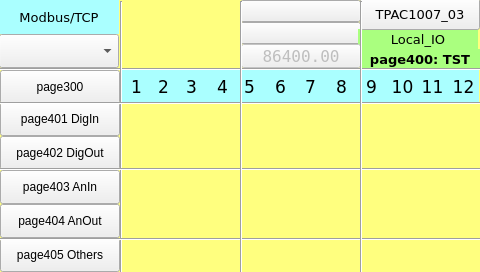
Above: TPAC1007_03/Local_IO_HMI/page400.ui from MECTsrl/mect_apps before the change. Below: the same form after it.
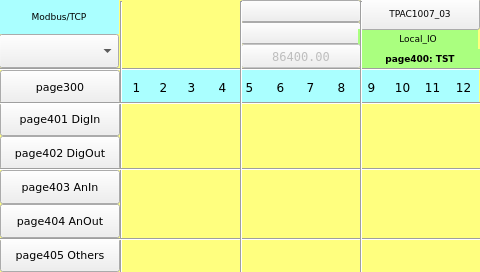
That is the form after the change. Custom widgets are drawn as their Qt base class.

Commit message: Fonts resize

Diff of the .ui file:
```diff
--- a/TPAC1007_03/Local_IO_HMI/page400.ui
+++ b/TPAC1007_03/Local_IO_HMI/page400.ui
@@ -164,6 +164,12 @@
 <property name="apparence">
 <enum>QFrame::Raised</enum>
 </property>
+<property name="font">
+ <font>
+  <family>DejaVu Sans</family>
+  <pointsize>8</pointsize>
+ </font>
+</property>
 </widget>
 <widget class="ATCMled" name="atcmLed_PLC_DigIn_6">
 <property name="geometry">
@@ -213,7 +219,7 @@
 <property name="font">
 <font>
 <family>DejaVu Sans</family>
-<pointsize>13</pointsize>
+  <pointsize>9</pointsize>
 </font>
 </property>
 <property name="styleSheet">
@@ -238,7 +244,7 @@
 <property name="font">
 <font>
 <family>DejaVu Sans</family>
-<pointsize>13</pointsize>
+  <pointsize>9</pointsize>
 </font>
 </property>
 <property name="styleSheet">
@@ -300,6 +306,12 @@
 <property name="apparence">
 <enum>QFrame::Raised</enum>
 </property>
+<property name="font">
+ <font>
+  <family>DejaVu Sans</family>
+  <pointsize>8</pointsize>
+ </font>
+</property>
 </widget>
 <widget class="ATCMled" name="atcmLed_PLC_DigIn_10">
 <property name="geometry">
@@ -470,7 +482,7 @@
 <property name="font">
 <font>
 <family>DejaVu Sans</family>
-<pointsize>13</pointsize>
+  <pointsize>9</pointsize>
 </font>
 </property>
 <property name="styleSheet">
@@ -904,7 +916,7 @@
 <property name="font">
 <font>
 <family>DejaVu Sans</family>
-<pointsize>13</pointsize>
+  <pointsize>9</pointsize>
 </font>
 </property>
 <property name="styleSheet">
@@ -929,7 +941,7 @@
 <property name="font">
 <font>
 <family>DejaVu Sans</family>
-<pointsize>13</pointsize>
+  <pointsize>9</pointsize>
 </font>
 </property>
 <property name="styleSheet">
@@ -954,7 +966,7 @@
 <property name="font">
 <font>
 <family>DejaVu Sans</family>
-<pointsize>13</pointsize>
+  <pointsize>9</pointsize>
 </font>
 </property>
 <property name="styleSheet">
@@ -979,7 +991,7 @@
 <property name="font">
 <font>
 <family>DejaVu Sans</family>
-<pointsize>10</pointsize>
+  <pointsize>7</pointsize>
 </font>
 </property>
 <property name="styleSheet">
@@ -1004,7 +1016,7 @@
 <property name="font">
 <font>
 <family>DejaVu Sans</family>
-<pointsize>10</pointsize>
+  <pointsize>7</pointsize>
 <weight>50</weight>
 <bold>false</bold>
 </font>
@@ -1075,7 +1087,7 @@
 <property name="font">
 <font>
 <family>DejaVu Sans Mono</family>
-<pointsize>12</pointsize>
+  <pointsize>9</pointsize>
 </font>
 </property>
 <property name="text">
@@ -1175,6 +1187,12 @@
 <property name="apparence">
 <enum>QFrame::Raised</enum>
 </property>
+<property name="font">
+ <font>
+  <family>DejaVu Sans</family>
+  <pointsize>8</pointsize>
+ </font>
+</property>
 </widget>
 <widget class="QLabel" name="label_PLC_DigIn_4">
 <property name="geometry">
@@ -1188,7 +1206,7 @@
 <property name="font">
 <font>
 <family>DejaVu Sans</family>
-<pointsize>13</pointsize>
+  <pointsize>9</pointsize>
 </font>
 </property>
 <property name="styleSheet">
@@ -1226,7 +1244,7 @@
 <property name="font">
 <font>
 <family>DejaVu Sans</family>
-<pointsize>13</pointsize>
+  <pointsize>9</pointsize>
 </font>
 </property>
 <property name="styleSheet">
@@ -1287,7 +1305,7 @@
 <property name="font">
 <font>
 <family>DejaVu Sans</family>
-<pointsize>13</pointsize>
+  <pointsize>9</pointsize>
 </font>
 </property>
 <property name="styleSheet">
@@ -1420,7 +1438,7 @@
 <property name="font">
 <font>
 <family>DejaVu Sans</family>
-<pointsize>13</pointsize>
+  <pointsize>9</pointsize>
 </font>
 </property>
 <property name="styleSheet">
@@ -1481,7 +1499,7 @@
 <property name="font">
 <font>
 <family>DejaVu Sans</family>
-<pointsize>13</pointsize>
+  <pointsize>9</pointsize>
 </font>
 </property>
 <property name="styleSheet">
@@ -1573,7 +1591,7 @@
 <property name="font">
 <font>
 <family>DejaVu Sans</family>
-<pointsize>13</pointsize>
+  <pointsize>9</pointsize>
 </font>
 </property>
 <property name="styleSheet">
@@ -1635,6 +1653,12 @@
 <property name="apparence">
 <enum>QFrame::Raised</enum>
 </property>
+<property name="font">
+ <font>
+  <family>DejaVu Sans</family>
+  <pointsize>8</pointsize>
+ </font>
+</property>
 </widget>
 <widget class="ATCMled" name="atcmLed_PLC_DigOut_6">
 <property name="geometry">
@@ -1757,6 +1781,12 @@
 <property name="apparence">
 <enum>QFrame::Raised</enum>
 </property>
+<property name="font">
+ <font>
+  <family>DejaVu Sans</family>
+  <pointsize>8</pointsize>
+ </font>
+</property>
 </widget>
 <widget class="ATCMled" name="atcmLed_PLC_DigIn_8">
 <property name="geometry">
@@ -1806,7 +1836,7 @@
 <property name="font">
 <font>
 <family>DejaVu Sans</family>
-<pointsize>10</pointsize>
+  <pointsize>7</pointsize>
 </font>
 </property>
 <property name="styleSheet">
@@ -1904,6 +1934,12 @@
 <property name="apparence">
 <enum>QFrame::Raised</enum>
 </property>
+<property name="font">
+ <font>
+  <family>DejaVu Sans</family>
+  <pointsize>8</pointsize>
+ </font>
+</property>
 </widget>
 <widget class="ATCMled" name="atcmLed_PLC_AnOut_3">
 <property name="geometry">
@@ -2176,7 +2212,7 @@
 <property name="font">
 <font>
 <family>DejaVu Sans</family>
-<pointsize>10</pointsize>
+  <pointsize>7</pointsize>
 <weight>75</weight>
 <bold>true</bold>
 </font>
```
Left out of the diff: 238 changed lines with no effect on the pictures. Lines whose indentation alone changed are shown as unchanged. The commit also changes 70 other files.
